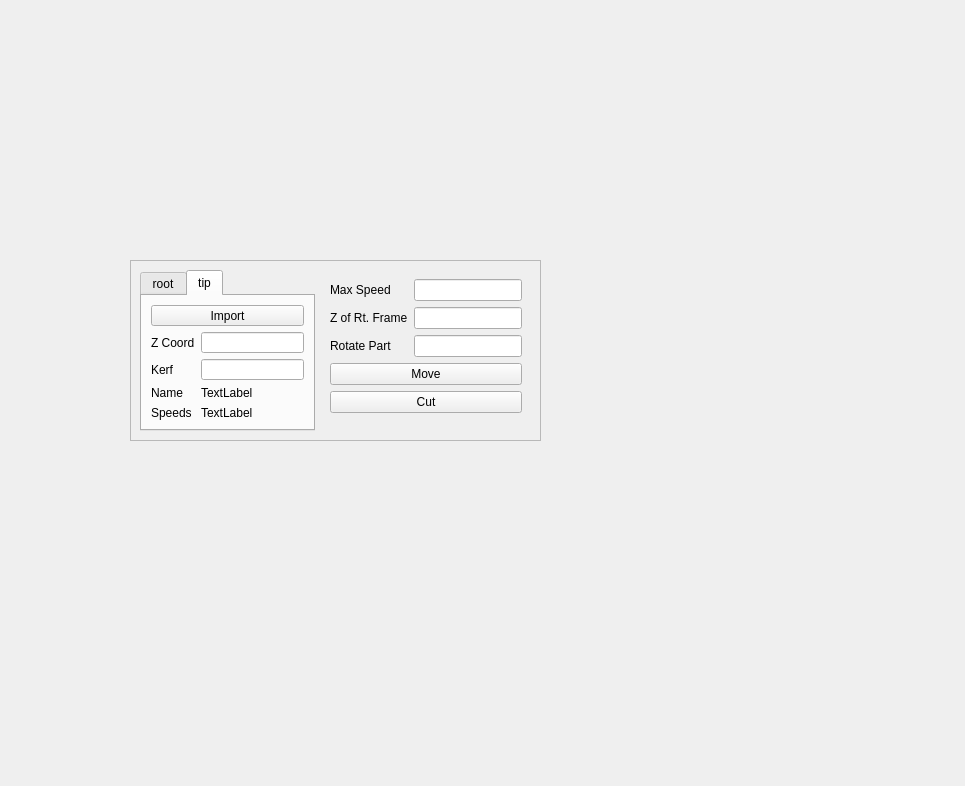
First picture: the form in gui/playing.ui, repository mschafer/foamcut, before the edit.
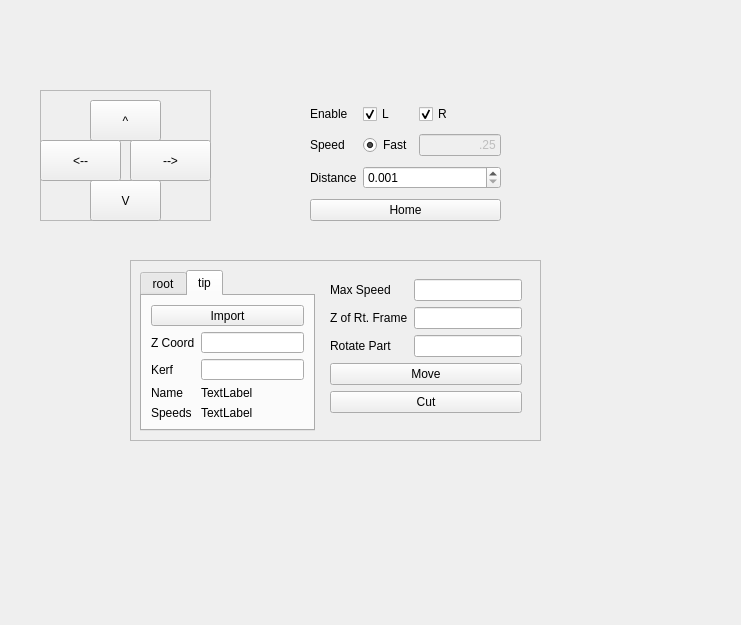
Second picture: the form after the edit.

Commit message: move dialog focus

```diff
--- a/gui/playing.ui
+++ b/gui/playing.ui
@@ -6,8 +6,8 @@
    <rect>
     <x>0</x>
     <y>0</y>
-    <width>965</width>
-    <height>786</height>
+    <width>741</width>
+    <height>625</height>
    </rect>
   </property>
   <property name="windowTitle">
@@ -256,6 +256,215 @@
     </item>
    </layout>
   </widget>
+  <widget class="QFrame" name="frame_2">
+   <property name="geometry">
+    <rect>
+     <x>40</x>
+     <y>90</y>
+     <width>171</width>
+     <height>131</height>
+    </rect>
+   </property>
+   <property name="focusPolicy">
+    <enum>Qt::NoFocus</enum>
+   </property>
+   <property name="frameShape">
+    <enum>QFrame::StyledPanel</enum>
+   </property>
+   <property name="frameShadow">
+    <enum>QFrame::Raised</enum>
+   </property>
+   <widget class="QPushButton" name="down_button">
+    <property name="geometry">
+     <rect>
+      <x>50</x>
+      <y>90</y>
+      <width>71</width>
+      <height>41</height>
+     </rect>
+    </property>
+    <property name="focusPolicy">
+     <enum>Qt::TabFocus</enum>
+    </property>
+    <property name="text">
+     <string>V</string>
+    </property>
+    <property name="shortcut">
+     <string>Down</string>
+    </property>
+   </widget>
+   <widget class="QPushButton" name="up_button">
+    <property name="geometry">
+     <rect>
+      <x>50</x>
+      <y>10</y>
+      <width>71</width>
+      <height>41</height>
+     </rect>
+    </property>
+    <property name="focusPolicy">
+     <enum>Qt::TabFocus</enum>
+    </property>
+    <property name="text">
+     <string>^</string>
+    </property>
+    <property name="shortcut">
+     <string>Up</string>
+    </property>
+   </widget>
+   <widget class="QPushButton" name="right_button">
+    <property name="geometry">
+     <rect>
+      <x>90</x>
+      <y>50</y>
+      <width>81</width>
+      <height>41</height>
+     </rect>
+    </property>
+    <property name="focusPolicy">
+     <enum>Qt::TabFocus</enum>
+    </property>
+    <property name="text">
+     <string>--&gt;</string>
+    </property>
+    <property name="shortcut">
+     <string>Right</string>
+    </property>
+   </widget>
+   <widget class="QPushButton" name="left_button">
+    <property name="geometry">
+     <rect>
+      <x>0</x>
+      <y>50</y>
+      <width>81</width>
+      <height>41</height>
+     </rect>
+    </property>
+    <property name="focusPolicy">
+     <enum>Qt::TabFocus</enum>
+    </property>
+    <property name="text">
+     <string>&lt;--</string>
+    </property>
+    <property name="shortcut">
+     <string>Left</string>
+    </property>
+   </widget>
+  </widget>
+  <widget class="QWidget" name="layoutWidget">
+   <property name="geometry">
+    <rect>
+     <x>310</x>
+     <y>100</y>
+     <width>191</width>
+     <height>126</height>
+    </rect>
+   </property>
+   <layout class="QGridLayout" name="gridLayout">
+    <item row="0" column="0">
+     <widget class="QLabel" name="label_2">
+      <property name="text">
+       <string>Enable</string>
+      </property>
+     </widget>
+    </item>
+    <item row="1" column="1">
+     <widget class="QRadioButton" name="fast_radio">
+      <property name="focusPolicy">
+       <enum>Qt::TabFocus</enum>
+      </property>
+      <property name="text">
+       <string>Fast</string>
+      </property>
+      <property name="checked">
+       <bool>true</bool>
+      </property>
+     </widget>
+    </item>
+    <item row="1" column="2">
+     <widget class="QLineEdit" name="speed_edit">
+      <property name="enabled">
+       <bool>false</bool>
+      </property>
+      <property name="focusPolicy">
+       <enum>Qt::TabFocus</enum>
+      </property>
+      <property name="text">
+       <string>.25</string>
+      </property>
+      <property name="alignment">
+       <set>Qt::AlignRight|Qt::AlignTrailing|Qt::AlignVCenter</set>
+      </property>
+     </widget>
+    </item>
+    <item row="1" column="0">
+     <widget class="QLabel" name="label_14">
+      <property name="text">
+       <string>Speed</string>
+      </property>
+     </widget>
+    </item>
+    <item row="0" column="1">
+     <widget class="QCheckBox" name="leftEnable_check">
+      <property name="focusPolicy">
+       <enum>Qt::TabFocus</enum>
+      </property>
+      <property name="text">
+       <string>L</string>
+      </property>
+      <property name="checked">
+       <bool>true</bool>
+      </property>
+     </widget>
+    </item>
+    <item row="2" column="1" colspan="2">
+     <widget class="QDoubleSpinBox" name="distance_spin">
+      <property name="focusPolicy">
+       <enum>Qt::TabFocus</enum>
+      </property>
+      <property name="decimals">
+       <number>3</number>
+      </property>
+      <property name="minimum">
+       <double>0.001000000000000</double>
+      </property>
+     </widget>
+    </item>
+    <item row="0" column="2">
+     <widget class="QCheckBox" name="rightEnale_check">
+      <property name="focusPolicy">
+       <enum>Qt::TabFocus</enum>
+      </property>
+      <property name="text">
+       <string>R</string>
+      </property>
+      <property name="checked">
+       <bool>true</bool>
+      </property>
+     </widget>
+    </item>
+    <item row="2" column="0">
+     <widget class="QLabel" name="label">
+      <property name="text">
+       <string>Distance</string>
+      </property>
+     </widget>
+    </item>
+    <item row="3" column="0" colspan="3">
+     <widget class="QPushButton" name="home_button">
+      <property name="focusPolicy">
+       <enum>Qt::TabFocus</enum>
+      </property>
+      <property name="text">
+       <string>Home</string>
+      </property>
+      <property name="autoDefault">
+       <bool>false</bool>
+      </property>
+     </widget>
+    </item>
+   </layout>
+  </widget>
  </widget>
  <resources/>
  <connections/>
```
The commit also changes 2 other files.
